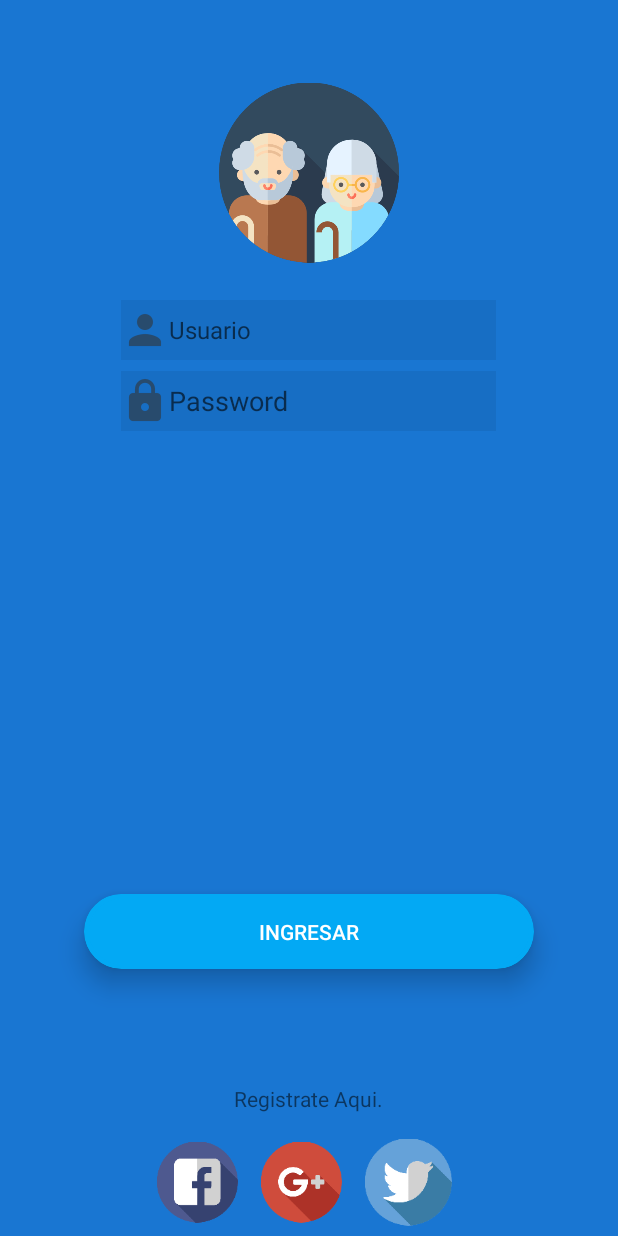
After one commit to JairoHB/Fleming_Reminder, an Android app: the layout login.xml on its own in the app's theme, with its tools: preview values and no code run, on a phone screen of 412 x 824 dp. The commit adds this screen. Run offline under Robolectric (Android 15) with nearby library versions, the phone set to English and light mode, and no system bars.

Commit message:
Spash y Login Funcionando

```diff
--- a/app/build.gradle
+++ b/app/build.gradle
@@ -61,6 +61,7 @@
         exclude group: 'com.android.support', module: 'support-annotations'
     })
     androidTestImplementation "junit:junit:$rootProject.ext.junitVersion"
+    implementation 'pl.droidsonroids.gif:android-gif-drawable:1.2.15'
     implementation "com.android.support:appcompat-v7:$rootProject.supportLibraryVersion"
     implementation "com.android.support:cardview-v7:$rootProject.supportLibraryVersion"
     implementation "com.android.support:design:$rootProject.supportLibraryVersion"
--- a/app/src/main/AndroidManifest.xml
+++ b/app/src/main/AndroidManifest.xml
@@ -21,6 +21,7 @@
         </activity>
         <!-- <activity android:name=".MainActivity" /> -->
         <activity android:name=".medicine.MedicineActivity" />
+        <activity android:name=".login" />
         <activity android:name=".addmedicine.AddMedicineActivity" />
         <activity android:name=".alarm.ReminderActivity" />
         <activity android:name=".report.MonthlyReportActivity"/>
--- a/app/src/main/java/SplashActivity.java
+++ /dev/null
@@ -1,30 +0,0 @@
-import android.app.Activity;
-import android.content.Intent;
-import android.content.pm.ActivityInfo;
-import android.os.Bundle;
-import android.os.Handler;
-import android.view.WindowManager;
-
-import com.gautam.medicinetime.R;
-import com.gautam.medicinetime.medicine.MedicineActivity;
-
-public class SplashActivity extends Activity {
-    private final int DURACION_SPLASH = 3000;
-
-    @Override
-    public void onCreate(Bundle savedInstanceState) {
-        super.onCreate(savedInstanceState);
-        setRequestedOrientation(ActivityInfo.SCREEN_ORIENTATION_PORTRAIT);
-        this.getWindow().setFlags(WindowManager.LayoutParams.FLAG_FULLSCREEN, WindowManager.LayoutParams.FLAG_FULLSCREEN);
-
-        setContentView(R.layout.activity_spash);
-
-        new Handler().postDelayed(new Runnable(){
-            public void run(){
-                Intent intent = new Intent(SplashActivity.this, MedicineActivity.class);
-                startActivity(intent);
-                finish();
-            };
-        }, DURACION_SPLASH);
-    }
-}
--- a/app/src/main/java/com/gautam/medicinetime/SplashActivity.java
+++ b/app/src/main/java/com/gautam/medicinetime/SplashActivity.java
@@ -21,7 +21,7 @@
 
         new Handler().postDelayed(new Runnable(){
             public void run(){
-                Intent intent = new Intent(SplashActivity.this, MedicineActivity.class);
+                Intent intent = new Intent(SplashActivity.this, login.class);
                 startActivity(intent);
                 finish();
             };
--- /dev/null
+++ b/app/src/main/java/com/gautam/medicinetime/login.java
@@ -0,0 +1,50 @@
+package com.gautam.medicinetime;
+
+import android.support.v7.app.AppCompatActivity;
+import android.os.Bundle;
+import android.support.v7.app.AlertDialog;
+import android.view.View;
+import android.widget.EditText;
+import android.widget.Button;
+import android.content.Intent;
+import com.gautam.medicinetime.medicine.MedicineActivity;
+
+
+public class login extends AppCompatActivity {
+
+    @Override
+    protected void onCreate(Bundle savedInstanceState) {
+        super.onCreate(savedInstanceState);
+        setContentView(R.layout.login);
+    }
+    public void MostrarDialgo(View v) {
+        EditText usuario = (EditText) findViewById(R.id.txtuser);
+        EditText pass = (EditText) findViewById(R.id.txtpass);
+
+
+        if(usuario.getText().toString().equals("Jairo") && pass.getText().toString().equals("Torres")) {
+
+            Button btn = (Button) findViewById(R.id.btnlogin);
+            btn.setOnClickListener(new View.OnClickListener() {
+                @Override
+                public void onClick(View v) {
+                    Intent intent2 = new Intent (login.this, MedicineActivity.class);
+                    startActivity(intent2);
+                }
+            });
+        }
+        else{
+            // setup the alert builder
+            AlertDialog.Builder builder = new AlertDialog.Builder(this);
+            builder.setTitle("Algo salio mal :(");
+            builder.setMessage("Revisa tus credenciales");
+
+            // add a button
+            builder.setPositiveButton("OK", null);
+
+            // create and show the alert dialog
+            AlertDialog dialog = builder.create();
+            dialog.show();
+        }
+    }
+}
--- /dev/null
+++ b/app/src/main/res/drawable/buttonshape.xml
@@ -0,0 +1,23 @@
+<?xml version="1.0" encoding="utf-8"?>
+<shape xmlns:android="http://schemas.android.com/apk/res/android" android:shape="rectangle" >
+    <corners
+        android:radius="70dp"
+        />
+    <solid
+        android:color="#03A9F4"
+        />
+    <padding
+        android:left="0dp"
+        android:top="0dp"
+        android:right="0dp"
+        android:bottom="0dp"
+        />
+    <size
+        android:width="300dp"
+        android:height="50dp"
+        />
+    <stroke
+        android:width="3dp"
+        android:color="#03A9F4"
+        />
+</shape>
--- a/app/src/main/res/layout/activity_spash.xml
+++ b/app/src/main/res/layout/activity_spash.xml
@@ -2,7 +2,7 @@
 <RelativeLayout xmlns:android="http://schemas.android.com/apk/res/android"
     android:orientation="vertical" android:layout_width="match_parent"
     android:layout_height="match_parent"
-    android:background="#FFFFFF">
+    android:background="@color/colorPrimaryDark">
 
     <ImageView
         android:id="@+id/ivSplash"
@@ -22,8 +22,17 @@
         android:layout_alignParentBottom="true"
         android:layout_centerHorizontal="true"
         android:layout_marginBottom="223dp"
+        android:fontFamily="monospace"
         android:text="Fleming Reminder"
-        android:textColor="@android:color/background_dark"
+        android:textColor="@android:color/background_light"
         android:textSize="30sp" />
 
+    <pl.droidsonroids.gif.GifImageView
+        android:layout_width="104dp"
+        android:layout_height="77dp"
+        android:layout_alignParentBottom="true"
+        android:layout_centerHorizontal="true"
+        android:layout_marginBottom="132dp"
+        android:src="@drawable/blocks" />
+
 </RelativeLayout>
--- /dev/null
+++ b/app/src/main/res/layout/login.xml
@@ -0,0 +1,113 @@
+<?xml version="1.0" encoding="utf-8"?>
+<RelativeLayout
+    xmlns:android="http://schemas.android.com/apk/res/android"
+    xmlns:app="http://schemas.android.com/apk/res-auto"
+    xmlns:tools="http://schemas.android.com/tools"
+    android:layout_width="match_parent"
+    android:layout_height="match_parent"
+    android:background="@color/colorPrimaryDark"
+    tools:context=".login" >
+
+
+    <ImageView
+        android:id="@+id/imageView"
+        android:layout_width="120dp"
+        android:layout_height="150dp"
+        android:layout_marginTop="40dp"
+        app:srcCompat="@drawable/logo"
+        android:layout_alignParentTop="true"
+        android:layout_centerHorizontal="true" />
+
+    <EditText
+        android:id="@+id/txtuser"
+        android:layout_width="250dp"
+        android:layout_height="40dp"
+        android:layout_alignParentTop="true"
+        android:layout_centerHorizontal="true"
+        android:layout_marginTop="200dp"
+        android:background="#11000000"
+        android:drawableLeft="@drawable/ic_action_user"
+        android:ems="10"
+        android:hint="Usuario"
+        android:inputType="textPersonName"
+        android:textSize="16dp" />
+
+    <EditText
+        android:id="@+id/txtpass"
+        android:layout_width="250dp"
+        android:layout_height="40dp"
+        android:layout_alignParentTop="true"
+        android:layout_centerHorizontal="true"
+        android:layout_marginTop="247dp"
+        android:background="#11000000"
+        android:drawableLeft="@drawable/ic_action_pass"
+        android:ems="10"
+        android:hint="Password"
+        android:inputType="textPassword" />
+
+    <android.support.v7.widget.CardView
+        android:id="@+id/cardView"
+        android:layout_width="300dp"
+        android:layout_height="50dp"
+        android:layout_alignParentBottom="true"
+        android:layout_centerHorizontal="true"
+        android:layout_marginBottom="178dp"
+        app:cardBackgroundColor="@color/colorAccent"
+        app:cardCornerRadius="25dp"
+        app:cardElevation="10dp">
+
+        <RelativeLayout
+            android:layout_width="match_parent"
+            android:layout_height="match_parent">
+
+            <Button
+                android:id="@+id/btnlogin"
+                android:layout_width="300dp"
+                android:layout_height="50dp"
+                android:layout_alignParentTop="true"
+                android:background="@drawable/buttonshape"
+                android:onClick="MostrarDialgo"
+                android:text="Ingresar"
+                android:textColor="#FFFFFF"
+                android:textSize="14sp" />
+        </RelativeLayout>
+    </android.support.v7.widget.CardView>
+
+    <TextView
+        android:id="@+id/textView2"
+        android:layout_width="wrap_content"
+        android:layout_height="wrap_content"
+        android:layout_alignParentBottom="true"
+        android:layout_centerHorizontal="true"
+        android:layout_marginBottom="82dp"
+        android:text="Registrate Aqui." />
+
+    <LinearLayout
+        android:id="@+id/linearLayout"
+        android:layout_width="202dp"
+        android:layout_height="72dp"
+        android:layout_alignParentBottom="true"
+        android:layout_centerHorizontal="true"
+        android:orientation="horizontal">
+
+        <ImageView
+            android:id="@+id/imageView4"
+            android:layout_width="54dp"
+            android:layout_height="wrap_content"
+            app:srcCompat="@drawable/facebook" />
+
+        <ImageView
+            android:id="@+id/imageView3"
+            android:layout_width="54dp"
+            android:layout_height="wrap_content"
+            android:layout_marginLeft="15dp"
+            app:srcCompat="@drawable/google" />
+
+        <ImageView
+            android:id="@+id/imageView2"
+            android:layout_width="58dp"
+            android:layout_height="wrap_content"
+            android:layout_marginLeft="15dp"
+            app:srcCompat="@drawable/twitter" />
+    </LinearLayout>
+</RelativeLayout>
```
Also changed, not shown: app/src/main/res/drawable-hdpi/ic_action_pass.png (added), app/src/main/res/drawable-hdpi/ic_action_user.png (added), app/src/main/res/drawable-mdpi/ic_action_pass.png (added), app/src/main/res/drawable-mdpi/ic_action_user.png (added), app/src/main/res/drawable-xhdpi/ic_action_pass.png (added), app/src/main/res/drawable-xhdpi/ic_action_user.png (added), app/src/main/res/drawable-xxhdpi/blocks.gif (added), app/src/main/res/drawable-xxhdpi/facebook.png (added), app/src/main/res/drawable-xxhdpi/google.png (added), app/src/main/res/drawable-xxhdpi/ic_action_pass.png (added), app/src/main/res/drawable-xxhdpi/ic_action_user.png (added), app/src/main/res/drawable-xxhdpi/twitter.png (added).
